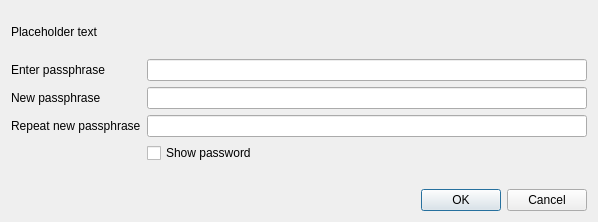
Above: src/qt/forms/askpassphrasedialog.ui from XcelRProject/XcelR before the change. Below: the same form after it.
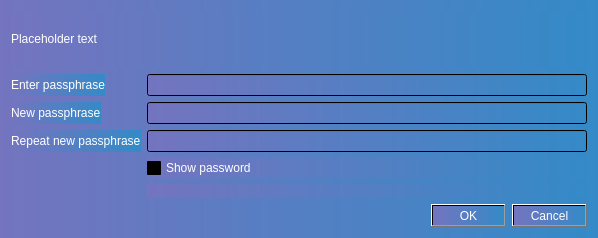
That is the form after the change.

```diff
--- a/src/qt/forms/askpassphrasedialog.ui
+++ b/src/qt/forms/askpassphrasedialog.ui
@@ -7,7 +7,7 @@
     <x>0</x>
     <y>0</y>
     <width>598</width>
-    <height>222</height>
+    <height>238</height>
    </rect>
   </property>
   <property name="sizePolicy">
@@ -25,12 +25,18 @@
   <property name="windowTitle">
    <string>Passphrase Dialog</string>
   </property>
+  <property name="styleSheet">
+   <string notr="true">background-color: qlineargradient(spread:pad, x1:0, y1:0, x2:1, y2:0, stop:0 rgba(116, 116, 191, 255), stop:1 rgba(52, 138, 199, 255));</string>
+  </property>
   <layout class="QVBoxLayout" name="verticalLayout">
    <property name="sizeConstraint">
     <enum>QLayout::SetMinimumSize</enum>
    </property>
    <item>
     <widget class="QLabel" name="warningLabel">
+     <property name="styleSheet">
+      <string notr="true">color: rgb(255, 255, 255);</string>
+     </property>
      <property name="text">
       <string notr="true">Placeholder text</string>
      </property>
@@ -52,6 +58,9 @@
      </property>
      <item row="0" column="0">
       <widget class="QLabel" name="passLabel1">
+       <property name="styleSheet">
+        <string notr="true">color: rgb(255, 255, 255);</string>
+       </property>
        <property name="text">
         <string>Enter passphrase</string>
        </property>
@@ -66,6 +75,9 @@
      </item>
      <item row="1" column="0">
       <widget class="QLabel" name="passLabel2">
+       <property name="styleSheet">
+        <string notr="true">color: rgb(255, 255, 255);</string>
+       </property>
        <property name="text">
         <string>New passphrase</string>
        </property>
@@ -80,6 +92,9 @@
      </item>
      <item row="2" column="0">
       <widget class="QLabel" name="passLabel3">
+       <property name="styleSheet">
+        <string notr="true">color: rgb(255, 255, 255);</string>
+       </property>
        <property name="text">
         <string>Repeat new passphrase</string>
        </property>
@@ -94,6 +109,9 @@
      </item>
      <item row="3" column="1">
       <widget class="QCheckBox" name="toggleShowPasswordButton">
+       <property name="styleSheet">
+        <string notr="true">color: rgb(255, 255, 255);</string>
+       </property>
        <property name="text">
         <string>Show password</string>
        </property>
@@ -119,6 +137,9 @@
    </item>
    <item>
     <widget class="QDialogButtonBox" name="buttonBox">
+     <property name="styleSheet">
+      <string notr="true">color: rgb(255, 255, 255);</string>
+     </property>
      <property name="orientation">
       <enum>Qt::Horizontal</enum>
      </property>
```
